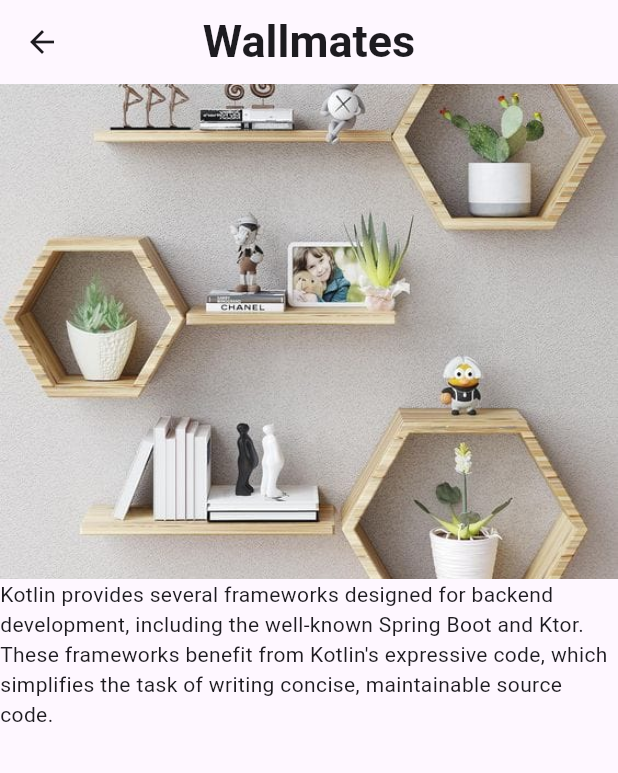
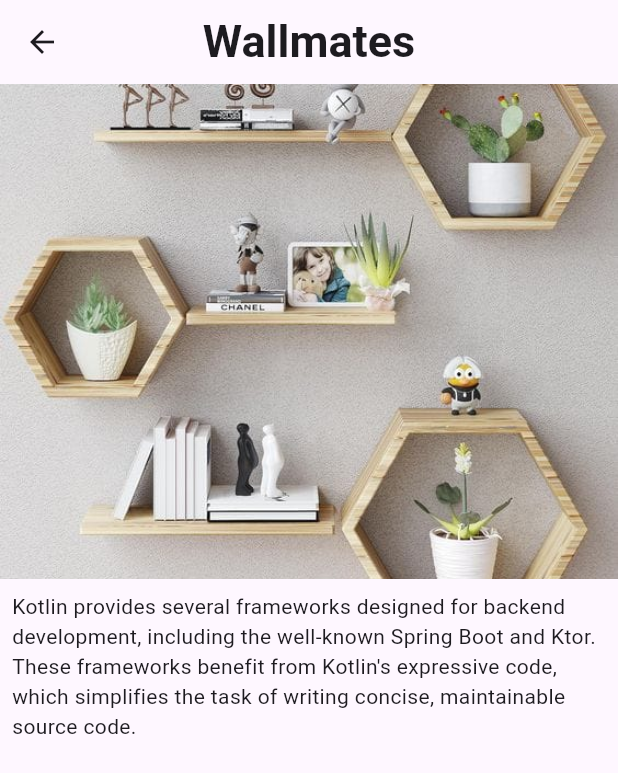
Before and after one commit to sohasara/E-Commerce-App, a Flutter app: the DetailedItem screen opened directly, on a phone screen of 412 x 824 dp. Shown: the top 773 px of the screen. Run offline on Flutter 3.47's test engine with Material 3 defaults, Android fonts, the phone set to English and light mode, and no system bars; our stand-ins replace flutter_riverpod, flutter_slidable.

Commit message:
add text style

```diff
--- a/lib/feature/presentation/pages/detailes/item_detailes.dart
+++ b/lib/feature/presentation/pages/detailes/item_detailes.dart
@@ -24,8 +24,12 @@ class DetailedItem extends StatelessWidget {
             width: double.infinity,
             fit: BoxFit.fitWidth,
           ),
-          Text(
-            "Kotlin provides several frameworks designed for backend development, including the well-known Spring Boot and Ktor. These frameworks benefit from Kotlin's expressive code, which simplifies the task of writing concise, maintainable source code.",
+          Padding(
+            padding: const EdgeInsets.all(8.0),
+            child: Text(
+              "Kotlin provides several frameworks designed for backend development, including the well-known Spring Boot and Ktor. These frameworks benefit from Kotlin's expressive code, which simplifies the task of writing concise, maintainable source code.",
+              style: TextStyle(),
+            ),
           ),
         ],
       ),
```
